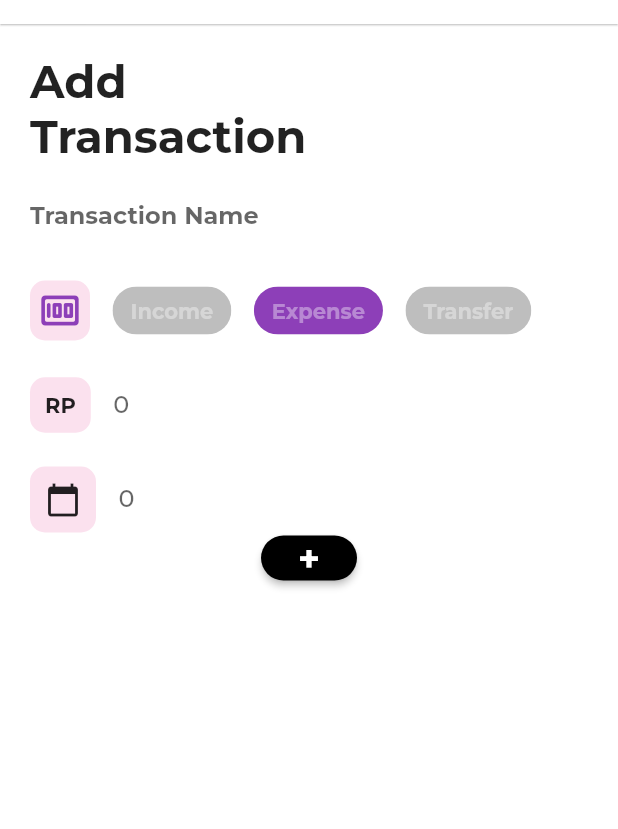
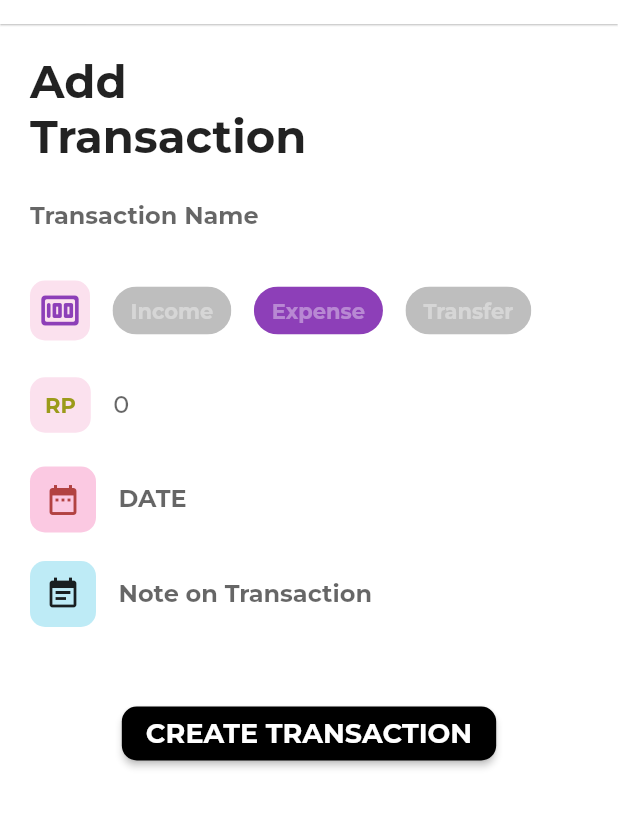
Before and after one commit to mjudianto/VLLET, a Flutter app: the AddTransaction screen opened directly, on a phone screen of 412 x 824 dp, the part 60-889 px from its top. Run offline on Flutter 3.47's test engine with Material 2 defaults, Android fonts, the light colour scheme and no system bars.

Commit message:
tampilan addtransaction

```diff
--- a/lib/pages/addtransaction.dart
+++ b/lib/pages/addtransaction.dart
@@ -128,6 +128,7 @@ class _AddTransactionState extends State<AddTransaction> {
                     "RP",
                     style: TextStyle(
                       fontWeight: FontWeight.bold,
+                      color: Color.fromARGB(255, 155, 155, 26),
                     ),
                   ),
                 ),
@@ -159,14 +160,15 @@ class _AddTransactionState extends State<AddTransaction> {
               children: [
                 Container(
                   decoration: BoxDecoration(
-                    color: Color.fromARGB(255, 251, 225, 238),
+                    color: Color.fromARGB(255, 251, 201, 226),
                     borderRadius: BorderRadius.circular(10.0),
                   ),
                   padding: EdgeInsets.all(
                     10.0,
                   ),
                   child: Icon(
-                    Icons.calendar_today,
+                    Icons.date_range,
+                    color: Color.fromARGB(255, 178, 66, 66),
                   ),
                 ),
                 SizedBox(
@@ -175,11 +177,11 @@ class _AddTransactionState extends State<AddTransaction> {
                 Expanded(
                   child: TextField(
                     decoration: InputDecoration(
-                      hintText: "0",
+                      hintText: "DATE",
                       border: InputBorder.none,
                     ),
                     style: TextStyle(
-                      fontWeight: FontWeight.w500,
+                      fontWeight: FontWeight.w700,
                       color: Colors.black,
                     ),
                     inputFormatters: [
@@ -190,9 +192,50 @@ class _AddTransactionState extends State<AddTransaction> {
                 )
               ],
             ),
+            SizedBox(
+              height: 15.0,
+            ),
+            Row(
+              children: [
                 Container(
-              height: 30.0,
+                  decoration: BoxDecoration(
+                    color: Color.fromARGB(255, 190, 235, 246),
+                    borderRadius: BorderRadius.circular(10.0),
+                  ),
+                  padding: EdgeInsets.all(
+                    10.0,
+                  ),
+                  child: Icon(
+                    Icons.event_note,
+                  ),
+                ),
+                SizedBox(
+                  width: 15.0,
+                ),
+                Expanded(
+                  child: TextField(
+                    decoration: InputDecoration(
+                      hintText: "Note on Transaction",
+                      border: InputBorder.none,
+                    ),
+                    style: TextStyle(
+                      fontWeight: FontWeight.w700,
+                    ),
+                    inputFormatters: [
+                      FilteringTextInputFormatter.digitsOnly,
+                    ],
+                    keyboardType: TextInputType.number,
+                  ),
+                )
+              ],
+            ),
+            SizedBox(
+              height: 40.0,
+            ),
+            Container(
               alignment: Alignment.bottomCenter,
+              child: Padding(
+                padding: const EdgeInsets.all(5.0),
                 child: ElevatedButton(
                   onPressed: () {
                     Navigator.push(
@@ -203,12 +246,16 @@ class _AddTransactionState extends State<AddTransaction> {
                   style: ElevatedButton.styleFrom(
                       primary: Colors.black,
                       shape: RoundedRectangleBorder(
-                        borderRadius: BorderRadius.circular(20))),
-                child: const Text("+",
+                        borderRadius: BorderRadius.circular(10),
+                      )),
+                  child: const Text(
+                    "CREATE TRANSACTION",
                     style: TextStyle(
                       fontWeight: FontWeight.bold,
-                      fontSize: 25,
-                    )),
+                      fontSize: 18,
+                    ),
+                  ),
+                ),
               ),
             ),
           ],
```
Lines whose indentation alone changed are shown as unchanged.
